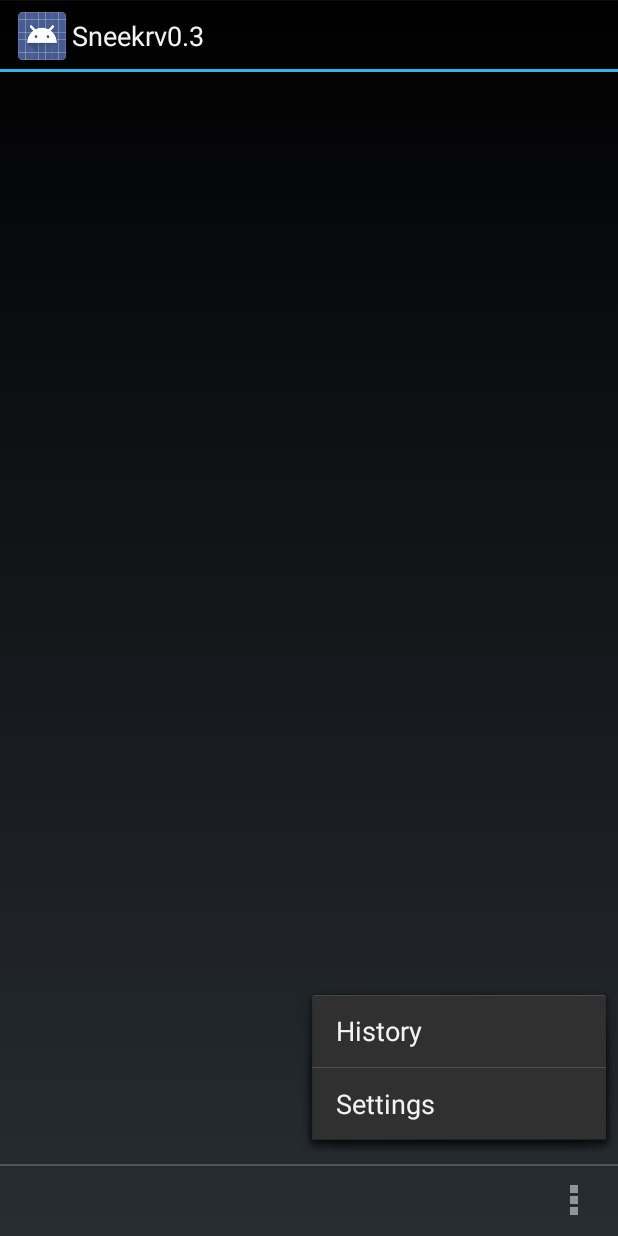
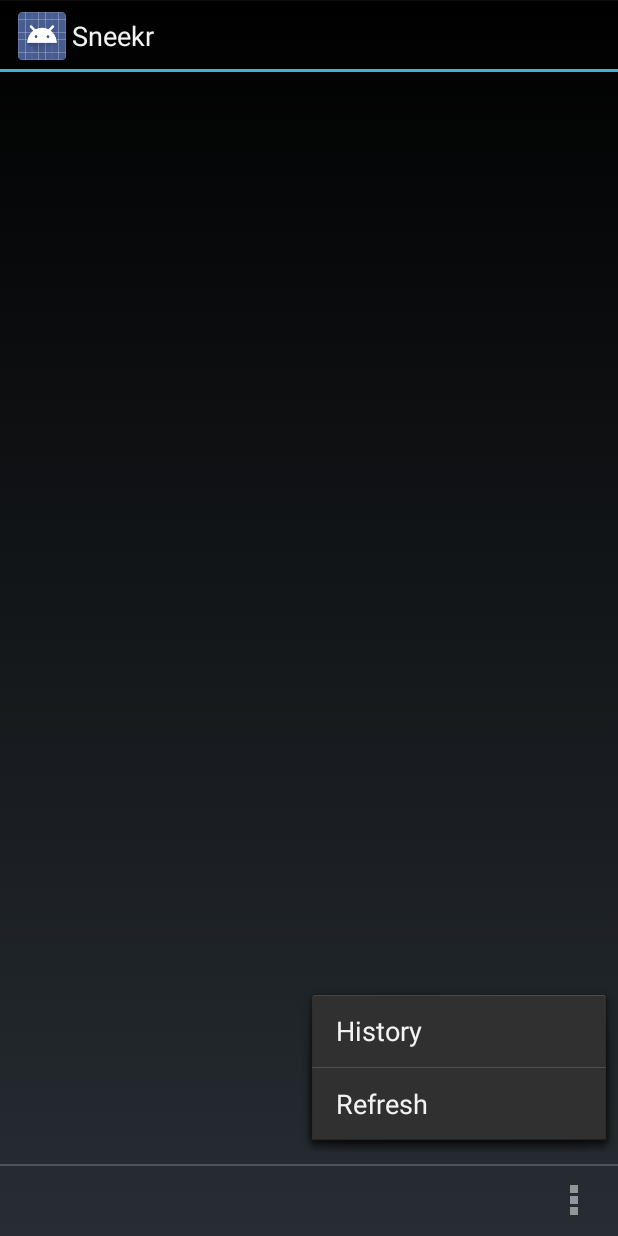
Before and after one commit to stealthsyco/Sneekr, an Android app: the screen it shows after launch (MainActivity), with the options menu open, on a phone screen of 412 x 824 dp. Run offline under Robolectric (Android 15) with nearby library versions, the phone set to English and light mode, and no system bars; 2 statements that could not run were skipped.

Commit message:
Changed a few minor things.

```diff
--- a/app/src/main/java/com/example/stealthsyco/sneekrv03/MainActivity.java
+++ b/app/src/main/java/com/example/stealthsyco/sneekrv03/MainActivity.java
@@ -2,33 +2,24 @@ package com.example.stealthsyco.sneekrv03;
 
 // Author - Kenneth Smith
 
-import android.app.Activity;
+
 import android.app.AlertDialog;
-import android.app.Dialog;
-import android.app.Fragment;
 import android.app.ListActivity;
 import android.app.ProgressDialog;
-import android.content.Context;
 import android.content.DialogInterface;
 import android.content.Intent;
 import android.os.AsyncTask;
 import android.os.Bundle;
 import android.util.Log;
-import android.view.Gravity;
 import android.view.Menu;
 import android.view.MenuInflater;
 import android.view.MenuItem;
 import android.view.View;
 import android.widget.AdapterView;
 import android.widget.EditText;
-
 import android.widget.ListAdapter;
 import android.widget.ListView;
-import android.widget.RelativeLayout;
 import android.widget.SimpleAdapter;
-import android.widget.TextView;
-import android.widget.ToggleButton;
-import android.widget.LinearLayout.LayoutParams;
 
 import org.json.JSONArray;
 import org.json.JSONException;
@@ -36,26 +27,15 @@ import org.json.JSONObject;
 
 import java.io.BufferedReader;
 import java.io.IOException;
-import java.io.InputStream;
 import java.io.InputStreamReader;
 import java.net.HttpURLConnection;
 import java.net.MalformedURLException;
 import java.net.URL;
 import java.util.ArrayList;
 import java.util.HashMap;
-import java.util.Map;
 
 
 public class MainActivity extends ListActivity {
-
-    //Variables for the layout
-    private RelativeLayout mLayout;
-    private EditText mEditText;
-    private ToggleButton mButton;
-    private EditText toggleText;
-    private TextView textView;
-
-    final Context context = this;
 
     // String to hold proxy numbers
     private String info;
@@ -72,6 +52,9 @@ public class MainActivity extends ListActivity {
     // Tag for use later
     private static final String TAG_INFO = "info";
 
+    int onResumeCount = 0;
+    String url = "http://68.63.210.188/androidConnect/getProxies.php";
+
     @Override
     protected void onCreate(Bundle savedInstanceState) {
         super.onCreate(savedInstanceState);
@@ -81,9 +64,11 @@ public class MainActivity extends ListActivity {
         info = null;
         // Initialize the ArrayList
         serverList = new ArrayList<HashMap<String, String>>();
+        adapter = null;
 
         // Call new background process
-        new FetchData().execute();
+        FetchData create = new FetchData();
+        create.execute();
 
         // When an item is clicked, save the data into the variable info for later,,,
         ListView lv = getListView();
@@ -95,29 +80,12 @@ public class MainActivity extends ListActivity {
             }
 
         });
-        //TextView textView = (TextView) findViewById(R.id.info);
-        //textView.setText("Hello. I'm a header view");
-        //lv.addHeaderView(textView);
-
-        //mLayout = (RelativeLayout) findViewById(R.id.mainPage);
-        //mEditText = (EditText) findViewById(R.id.editText);
-
-        //toggleText = (EditText) findViewById(R.id.toggleText);
-
-        //mButton = (ToggleButton) findViewById(R.id.toggle);
-        //mButton.setOnClickListener(onClick());
-        //TextView textView = new TextView(this);
-        //textView.setText("New text");
-
 
     }
 
     @Override
     protected void onResume(){
         super.onResume();
-        setListAdapter(adapter);
-
-
 
     }
 
@@ -138,6 +106,9 @@ public class MainActivity extends ListActivity {
         // as you specify a parent activity in AndroidManifest.xml.
         int id = item.getItemId();
         if (id == R.id.action_settings) {
+            Intent intent = getIntent();
+            finish();
+            startActivity(intent);
             return true;
         }
         return super.onOptionsItemSelected(item);
@@ -176,6 +147,7 @@ public class MainActivity extends ListActivity {
             Intent intent = new Intent(MainActivity.this, WebActivity.class);
             intent.putExtra("text_label", webAddress);
             intent.putExtra("port_label", server);
+            intent.putExtra("onResumeCount", onResumeCount);
 
             startActivity(intent);
         }
@@ -186,27 +158,32 @@ public class MainActivity extends ListActivity {
 
     class FetchData extends AsyncTask<ArrayList<String>, ArrayList<String>, ArrayList<String>> {
         protected void onPreExecute(){
+            super.onPreExecute();
+            pDialog = new ProgressDialog(MainActivity.this);
+            pDialog.setMessage("Loading proxies. Please wait...");
+            pDialog.setIndeterminate(false);
+            pDialog.setCancelable(false);
+            pDialog.show();
             //setup stuff here...
         }
 
         @Override
         protected ArrayList<String> doInBackground(ArrayList<String>... strings) {
-            InputStream inputStream = null;
-            String result = "";
             ArrayList<String> items = new ArrayList<String>();
 
             try {
 
-                URL conURL = new URL("http://10.0.0.29/androidConnect/getProxies.php");
+                URL conURL = new URL(url);
                 HttpURLConnection urlConnection = (HttpURLConnection) conURL.openConnection();
                 urlConnection.setRequestMethod("GET");
                 //urlConnection.setRequestProperty("Content-length", "0");
                 urlConnection.setUseCaches(false);
                 urlConnection.setAllowUserInteraction(false);
-                urlConnection.setConnectTimeout(10000);
-                urlConnection.setReadTimeout(10000);
+                urlConnection.setConnectTimeout(25000);
+                urlConnection.setReadTimeout(25000);
                 urlConnection.connect();
                 int status = urlConnection.getResponseCode();
+                System.out.println(status);
                 switch (status){
                     case 200:
                     case 201:
@@ -217,17 +194,13 @@ public class MainActivity extends ListActivity {
                             Log.d("MyActivity", "First Loop Going...");
                             JSONObject ja = new JSONObject(next);
                             JSONArray servers = ja.getJSONArray("Servers");
-
+                            urlConnection.disconnect();
                             Log.d("MyActivity", "It made it here");
                             for (int i = 0; i < servers.length(); i++) {
 
                                 Log.d("MyActivity", "Second loop going...");
-                                //JSONObject jo = (JSONObject) servers.get(i);
-                                //JSONObject jo = (JSONObject) ja.get(i);
-                                //items.add(jo.getString("info"));
 
                                 JSONObject c = servers.getJSONObject(i);
-
                                 String info = c.getString(TAG_INFO);
 
                                 //Create new HashMap
@@ -244,7 +217,6 @@ public class MainActivity extends ListActivity {
 
                 }
 
-                urlConnection.disconnect();
 
             } catch (MalformedURLException e) {
                 e.printStackTrace();
@@ -266,6 +238,8 @@ public class MainActivity extends ListActivity {
 
         protected void onPostExecute(ArrayList<String> result){
 
+            pDialog.dismiss();
+
             runOnUiThread(new Runnable() {
                 public void run() {
 
--- a/app/src/main/java/com/example/stealthsyco/sneekrv03/WebActivity.java
+++ b/app/src/main/java/com/example/stealthsyco/sneekrv03/WebActivity.java
@@ -3,7 +3,7 @@ package com.example.stealthsyco.sneekrv03;
 // Author: Kenneth Smith
 
 import android.app.Activity;
-import android.content.Intent;
+import android.content.Context;
 import android.os.Bundle;
 import android.util.Log;
 import android.view.Menu;
@@ -57,8 +57,6 @@ public class WebActivity extends Activity {
     @Override
     public void onBackPressed() {
         super.onBackPressed();
-        Intent intent = new Intent(WebActivity.this, MainActivity.class);
-        startActivity(intent);
     }
 
 
--- a/app/src/main/res/menu/main_actions.xml
+++ /dev/null
@@ -1,6 +0,0 @@
-<?xml version="1.0" encoding="utf-8"?>
-<menu xmlns:android="http://schemas.android.com/apk/res/android"
-    android:layout_height = "5dp"
-    android:layout_width = "5dp">
-
-</menu>
--- a/app/src/main/res/values/strings.xml
+++ b/app/src/main/res/values/strings.xml
@@ -1,10 +1,12 @@
 <?xml version="1.0" encoding="utf-8"?>
 <resources>
 
-    <string name="app_name">Sneekrv0.3</string>
+    <string name="app_name">Sneekr</string>
     <string name="hello_world">Hello world!</string>
-    <string name="action_settings">Settings</string>
+    <string name="action_settings">Refresh</string>
     <string name="title_activity_web">WebActivity</string>
     <string name="title_activity_test">testActivity</string>
+    <string name ="go_button"> Sneek </string>
+    <string name="chooseProxy"> Please choose a String </string>
 
 </resources>
```
Also changed, not shown: app/src/main/res/layout/activity_test.xml (deleted, +0 -32 lines).
